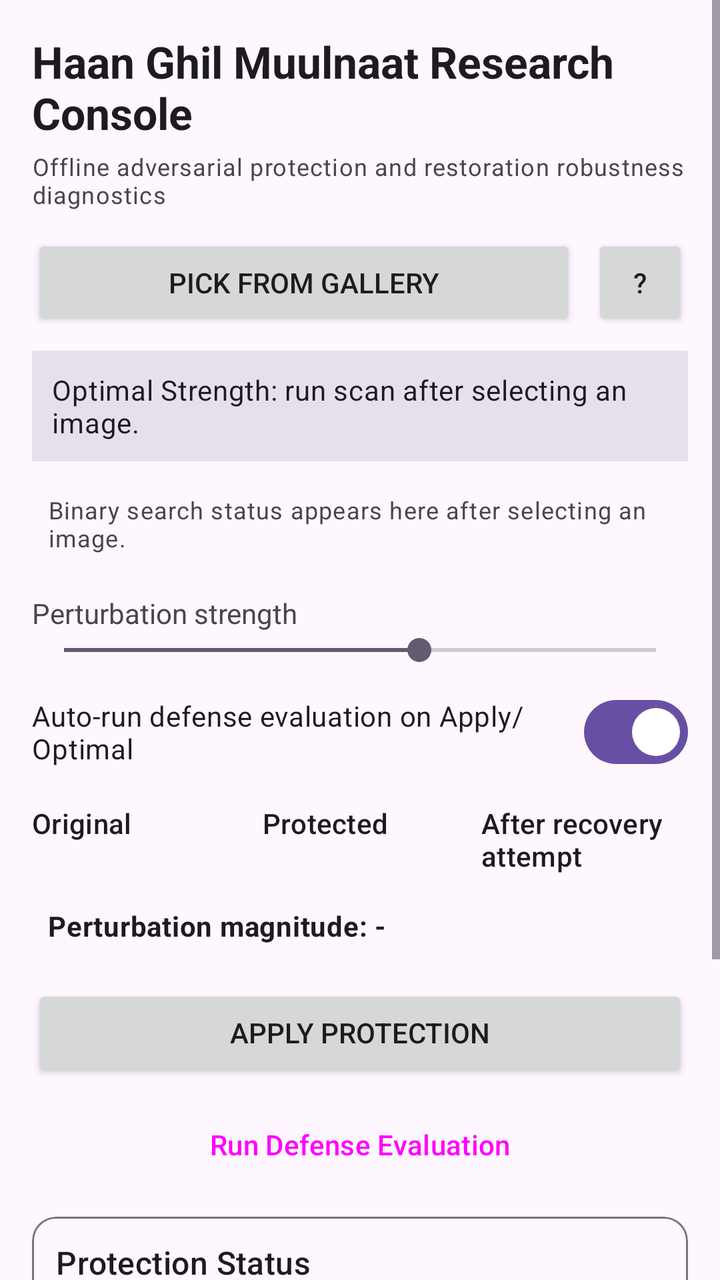
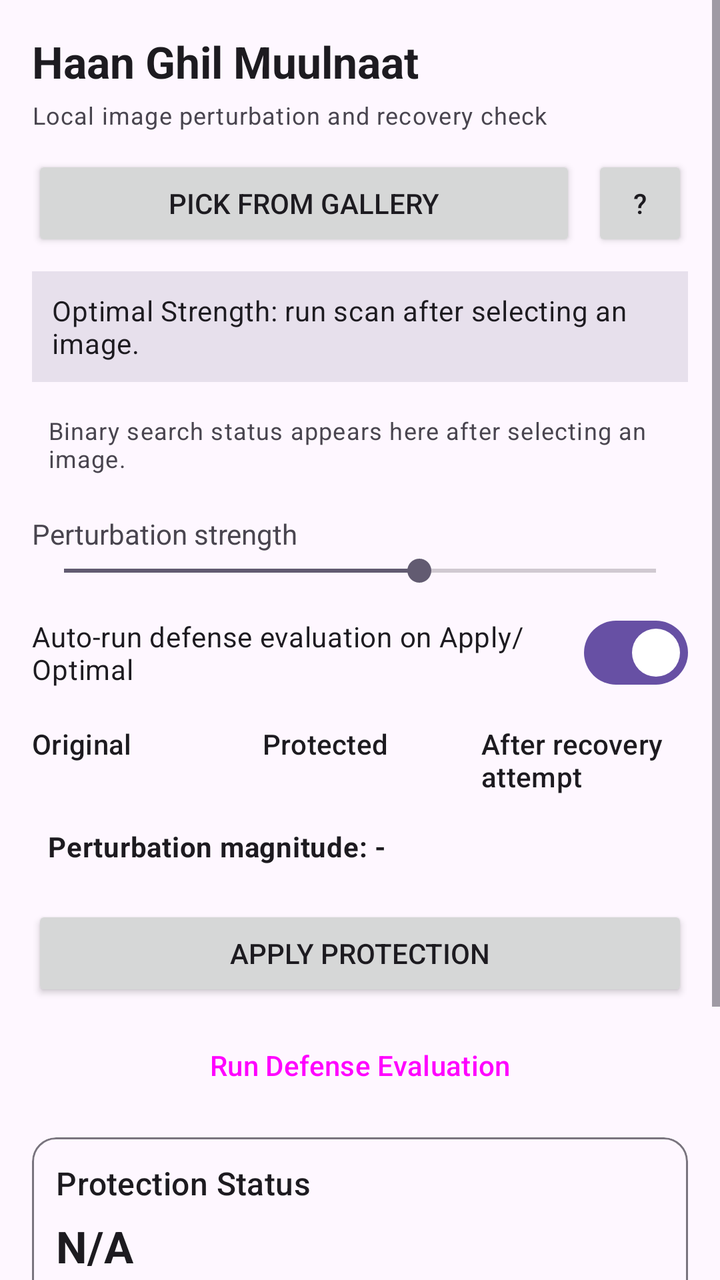

Two renders of the same Android screen: before a commit and after it. Below are the layout's source before the change and the commit's diff.
<!-- AndroidManifest.xml: application theme Theme.HaanGhilMuulnaat -->
<!-- res/layout/activity_main.xml -->
<?xml version="1.0" encoding="utf-8"?>
<ScrollView xmlns:android="http://schemas.android.com/apk/res/android"
    xmlns:app="http://schemas.android.com/apk/res-auto"
    android:layout_width="match_parent"
    android:layout_height="match_parent"
    android:fillViewport="true">

    <LinearLayout
        android:layout_width="match_parent"
        android:layout_height="wrap_content"
        android:orientation="vertical"
        android:padding="16dp">

        <TextView
            android:layout_width="wrap_content"
            android:layout_height="wrap_content"
            android:text="@string/header_title"
            android:textAppearance="@style/TextAppearance.Material3.TitleLarge"
            android:textStyle="bold" />

        <TextView
            android:layout_width="match_parent"
            android:layout_height="wrap_content"
            android:layout_marginTop="4dp"
            android:text="@string/header_subtitle"
            android:textAppearance="@style/TextAppearance.Material3.BodySmall" />

        <LinearLayout
            android:layout_width="match_parent"
            android:layout_height="wrap_content"
            android:layout_marginTop="12dp"
            android:gravity="center_vertical"
            android:orientation="horizontal">

            <Button
                android:id="@+id/pickButton"
                android:layout_width="0dp"
                android:layout_height="wrap_content"
                android:layout_weight="1"
                android:text="@string/pick_from_gallery" />

            <Button
                android:id="@+id/helpButton"
                android:layout_width="wrap_content"
                android:layout_height="wrap_content"
                android:layout_marginStart="8dp"
                android:minWidth="48dp"
                android:text="@string/help_button_label" />
        </LinearLayout>

        <TextView
            android:id="@+id/recommendedStrengthText"
            android:layout_width="match_parent"
            android:layout_height="wrap_content"
            android:layout_marginTop="10dp"
            android:padding="10dp"
            android:text="@string/recommended_strength_default"
            android:textAppearance="@style/TextAppearance.Material3.BodyMedium"
            android:background="?attr/colorSurfaceVariant" />

        <TextView
            android:id="@+id/searchProgressText"
            android:layout_width="match_parent"
            android:layout_height="wrap_content"
            android:layout_marginTop="8dp"
            android:padding="8dp"
            android:text="@string/search_progress_idle"
            android:textAppearance="@style/TextAppearance.Material3.BodySmall" />

        <Button
            android:id="@+id/resetOptimalButton"
            style="@style/Widget.Material3.Button.TonalButton"
            android:layout_width="match_parent"
            android:layout_height="wrap_content"
            android:layout_marginTop="8dp"
            android:enabled="false"
            android:text="@string/reset_to_optimal_strength"
            android:visibility="gone" />

        <TextView
            android:id="@+id/strengthLabel"
            android:layout_width="wrap_content"
            android:layout_height="wrap_content"
            android:layout_marginTop="12dp"
            android:text="@string/noise_strength" />

        <SeekBar
            android:id="@+id/strengthSeekBar"
            android:layout_width="match_parent"
            android:layout_height="wrap_content"
            android:max="100"
            android:progress="60" />

        <com.google.android.material.materialswitch.MaterialSwitch
            android:id="@+id/autoRecoverySwitch"
            android:layout_width="match_parent"
            android:layout_height="wrap_content"
            android:layout_marginTop="8dp"
            android:checked="true"
            android:text="@string/auto_recovery_toggle"
            android:textAppearance="@style/TextAppearance.Material3.BodyMedium" />

        <LinearLayout
            android:id="@+id/imageRow"
            android:layout_width="match_parent"
            android:layout_height="wrap_content"
            android:layout_marginTop="12dp"
            android:orientation="horizontal"
            android:weightSum="3">

            <LinearLayout
                android:layout_width="0dp"
                android:layout_height="wrap_content"
                android:layout_marginEnd="6dp"
                android:layout_weight="1"
                android:orientation="vertical">

                <TextView
                    android:layout_width="match_parent"
                    android:layout_height="wrap_content"
                    android:text="@string/original_panel_label"
                    android:textAppearance="@style/TextAppearance.Material3.LabelLarge" />

                <ImageView
                    android:id="@+id/originalImage"
                    android:layout_width="match_parent"
                    android:layout_height="wrap_content"
                    android:adjustViewBounds="true"
                    android:background="?attr/colorSurfaceVariant"
                    android:contentDescription="@string/original_image"
                    android:scaleType="fitCenter" />
            </LinearLayout>

            <LinearLayout
                android:layout_width="0dp"
                android:layout_height="wrap_content"
                android:layout_marginStart="6dp"
                android:layout_weight="1"
                android:orientation="vertical">

                <TextView
                    android:layout_width="match_parent"
                    android:layout_height="wrap_content"
                    android:text="@string/protected_panel_label"
                    android:textAppearance="@style/TextAppearance.Material3.LabelLarge" />

                <ImageView
                    android:id="@+id/noisyImage"
                    android:layout_width="match_parent"
                    android:layout_height="wrap_content"
                    android:adjustViewBounds="true"
                    android:background="?attr/colorSurfaceVariant"
                    android:contentDescription="@string/protected_image"
                    android:scaleType="fitCenter" />
            </LinearLayout>

            <LinearLayout
                android:layout_width="0dp"
                android:layout_height="wrap_content"
                android:layout_marginStart="6dp"
                android:layout_weight="1"
                android:orientation="vertical">

                <TextView
                    android:layout_width="match_parent"
                    android:layout_height="wrap_content"
                    android:text="@string/recovered_panel_label"
                    android:textAppearance="@style/TextAppearance.Material3.LabelLarge" />

                <ImageView
                    android:id="@+id/recoveredImage"
                    android:layout_width="match_parent"
                    android:layout_height="wrap_content"
                    android:adjustViewBounds="true"
                    android:background="?attr/colorSurfaceVariant"
                    android:contentDescription="@string/recovered_image"
                    android:scaleType="fitCenter" />
            </LinearLayout>
        </LinearLayout>

        <TextView
            android:id="@+id/perturbationSummaryText"
            android:layout_width="match_parent"
            android:layout_height="wrap_content"
            android:layout_marginTop="8dp"
            android:padding="8dp"
            android:text="@string/perturbation_summary_placeholder"
            android:textAppearance="@style/TextAppearance.Material3.BodyMedium"
            android:textStyle="bold" />

        <Button
            android:id="@+id/applyButton"
            android:layout_width="match_parent"
            android:layout_height="wrap_content"
            android:layout_marginTop="12dp"
            android:text="@string/apply_noise" />

        <Button
            android:id="@+id/attackButton"
            style="@style/Widget.Material3.Button.TonalButton"
            android:layout_width="match_parent"
            android:layout_height="wrap_content"
            android:layout_marginTop="8dp"
            android:text="@string/simulate_ai_attack" />

        <ProgressBar
            android:id="@+id/busyProgressBar"
            style="?android:attr/progressBarStyleLarge"
            android:layout_width="wrap_content"
            android:layout_height="wrap_content"
            android:layout_gravity="center"
            android:layout_marginTop="12dp"
            android:indeterminate="true"
            android:visibility="gone" />

        <com.google.android.material.card.MaterialCardView
            android:layout_width="match_parent"
            android:layout_height="wrap_content"
            android:layout_marginTop="12dp"
            app:cardElevation="0dp"
            app:strokeColor="?attr/colorOutline"
            app:strokeWidth="1dp">

            <LinearLayout
                android:layout_width="match_parent"
                android:layout_height="wrap_content"
                android:orientation="vertical"
                android:padding="12dp">

                <TextView
                    android:layout_width="match_parent"
                    android:layout_height="wrap_content"
                    android:text="@string/protection_status_title"
                    android:textAppearance="@style/TextAppearance.Material3.TitleMedium" />

                <TextView
                    android:id="@+id/protectionStatusValue"
                    android:layout_width="wrap_content"
                    android:layout_height="wrap_content"
                    android:layout_marginTop="6dp"
                    android:text="@string/status_na"
                    android:textAppearance="@style/TextAppearance.Material3.TitleLarge"
                    android:textStyle="bold" />

                <TextView
                    android:id="@+id/protectionStatusCaption"
                    android:layout_width="match_parent"
                    android:layout_height="wrap_content"
                    android:layout_marginTop="4dp"
                    android:text="@string/status_caption"
                    android:textAppearance="@style/TextAppearance.Material3.BodySmall" />
            </LinearLayout>
        </com.google.android.material.card.MaterialCardView>

        <Button
            android:id="@+id/technicalDetailsToggle"
            style="@style/Widget.Material3.Button.TonalButton"
            android:layout_width="match_parent"
            android:layout_height="wrap_content"
            android:layout_marginTop="10dp"
            android:text="@string/technical_details_hidden" />

        <LinearLayout
            android:id="@+id/technicalDetailsContainer"
            android:layout_width="match_parent"
            android:layout_height="wrap_content"
            android:orientation="vertical"
            android:visibility="gone">

            <com.google.android.material.card.MaterialCardView
                android:layout_width="match_parent"
                android:layout_height="wrap_content"
                android:layout_marginTop="10dp"
                app:cardElevation="0dp"
                app:strokeColor="?attr/colorOutline"
                app:strokeWidth="1dp">

                <LinearLayout
                    android:layout_width="match_parent"
                    android:layout_height="wrap_content"
                    android:orientation="vertical"
                    android:padding="12dp">

                    <TextView
                        android:layout_width="match_parent"
                        android:layout_height="wrap_content"
                        android:text="@string/model_probe_metrics_title"
                        android:textAppearance="@style/TextAppearance.Material3.TitleMedium" />

                    <TextView
                        android:id="@+id/modelFaceCountValue"
                        android:layout_width="match_parent"
                        android:layout_height="wrap_content"
                        android:layout_marginTop="6dp"
                        android:text="@string/metric_face_count_placeholder"
                        android:textAppearance="@style/TextAppearance.Material3.BodyMedium" />

                    <TextView
                        android:layout_width="match_parent"
                        android:layout_height="wrap_content"
                        android:text="@string/metric_face_count_help"
                        android:textAppearance="@style/TextAppearance.Material3.BodySmall" />

                    <TextView
                        android:id="@+id/modelLabelShiftValue"
                        android:layout_width="match_parent"
                        android:layout_height="wrap_content"
                        android:layout_marginTop="6dp"
                        android:text="@string/metric_label_shift_placeholder"
                        android:textAppearance="@style/TextAppearance.Material3.BodyMedium" />

                    <TextView
                        android:layout_width="match_parent"
                        android:layout_height="wrap_content"
                        android:text="@string/metric_label_shift_help"
                        android:textAppearance="@style/TextAppearance.Material3.BodySmall" />

                    <TextView
                        android:id="@+id/modelScoreValue"
                        android:layout_width="match_parent"
                        android:layout_height="wrap_content"
                        android:layout_marginTop="6dp"
                        android:text="@string/metric_score_placeholder"
                        android:textAppearance="@style/TextAppearance.Material3.BodyMedium" />

                    <TextView
                        android:layout_width="match_parent"
                        android:layout_height="wrap_content"
                        android:text="@string/metric_score_help"
                        android:textAppearance="@style/TextAppearance.Material3.BodySmall" />
                </LinearLayout>
            </com.google.android.material.card.MaterialCardView>

            <com.google.android.material.card.MaterialCardView
                android:layout_width="match_parent"
                android:layout_height="wrap_content"
                android:layout_marginTop="10dp"
                app:cardElevation="0dp"
                app:strokeColor="?attr/colorOutline"
                app:strokeWidth="1dp">

                <LinearLayout
                    android:layout_width="match_parent"
                    android:layout_height="wrap_content"
                    android:orientation="vertical"
                    android:padding="12dp">

                    <TextView
                        android:layout_width="match_parent"
                        android:layout_height="wrap_content"
                        android:text="@string/image_quality_metrics_title"
                        android:textAppearance="@style/TextAppearance.Material3.TitleMedium" />

                    <TextView
                        android:id="@+id/qualityPsnrValue"
                        android:layout_width="match_parent"
                        android:layout_height="wrap_content"
                        android:layout_marginTop="6dp"
                        android:text="@string/metric_psnr_placeholder"
                        android:textAppearance="@style/TextAppearance.Material3.BodyMedium" />

                    <TextView
                        android:layout_width="match_parent"
                        android:layout_height="wrap_content"
                        android:text="@string/metric_psnr_help"
                        android:textAppearance="@style/TextAppearance.Material3.BodySmall" />

                    <TextView
                        android:id="@+id/qualityDeltaValue"
                        android:layout_width="match_parent"
                        android:layout_height="wrap_content"
                        android:layout_marginTop="6dp"
                        android:text="@string/metric_delta_placeholder"
                        android:textAppearance="@style/TextAppearance.Material3.BodyMedium" />

                    <TextView
                        android:layout_width="match_parent"
                        android:layout_height="wrap_content"
                        android:text="@string/metric_delta_help"
                        android:textAppearance="@style/TextAppearance.Material3.BodySmall" />

                    <TextView
                        android:id="@+id/qualityEdgeDeltaValue"
                        android:layout_width="match_parent"
                        android:layout_height="wrap_content"
                        android:layout_marginTop="6dp"
                        android:text="@string/metric_edge_delta_placeholder"
                        android:textAppearance="@style/TextAppearance.Material3.BodyMedium" />

                    <TextView
                        android:layout_width="match_parent"
                        android:layout_height="wrap_content"
                        android:text="@string/metric_edge_delta_help"
                        android:textAppearance="@style/TextAppearance.Material3.BodySmall" />
                </LinearLayout>
            </com.google.android.material.card.MaterialCardView>

            <TextView
                android:id="@+id/resultText"
                android:layout_width="match_parent"
                android:layout_height="wrap_content"
                android:layout_marginTop="8dp"
                android:padding="8dp"
                android:text="@string/result_placeholder"
                android:textAppearance="@style/TextAppearance.Material3.BodySmall" />
        </LinearLayout>

        <Button
            android:id="@+id/saveButton"
            android:layout_width="match_parent"
            android:layout_height="wrap_content"
            android:layout_marginTop="8dp"
            android:text="@string/save_protected_image" />

    </LinearLayout>

</ScrollView>
<!-- resources referenced by this layout -->
<resources>
  <string name="apply_noise">Apply Protection</string>
  <string name="auto_recovery_toggle">Auto-run defense evaluation on Apply/Optimal</string>
  <string name="header_subtitle">Offline adversarial protection and restoration robustness diagnostics</string>
  <string name="header_title">Haan Ghil Muulnaat Research Console</string>
  <string name="help_button_label">?</string>
  <string name="image_quality_metrics_title">Image Quality Metrics</string>
  <string name="metric_delta_help">Delta is mean absolute per-channel pixel difference from original.</string>
  <string name="metric_delta_placeholder">Delta: -</string>
  <string name="metric_edge_delta_help">Edge delta measures structure change in local edge energy.</string>
  <string name="metric_edge_delta_placeholder">Edge delta: -</string>
  <string name="metric_face_count_help">Face count compares original vs tested image to show detector suppression.</string>
  <string name="metric_face_count_placeholder">Face count: -</string>
  <string name="metric_label_shift_help">Label shift is semantic drift in image labeling (higher means stronger perturbation effect).</string>
  <string name="metric_label_shift_placeholder">Label shift: -</string>
  <string name="metric_psnr_help" formatted="false">PSNR tracks visual fidelity (8 dB=0%, 50 dB=100%).</string>
  <string name="metric_psnr_placeholder">PSNR: -</string>
  <string name="metric_score_help">Score blends face suppression and label shift to evaluate anti-detection robustness.</string>
  <string name="metric_score_placeholder">Score: -</string>
  <string name="model_probe_metrics_title">Model Evaluation Metrics</string>
  <string name="noise_strength">Perturbation strength</string>
  <string name="original_image">Original image</string>
  <string name="original_panel_label">Original</string>
  <string name="perturbation_summary_placeholder">Perturbation magnitude: -</string>
  <string name="pick_from_gallery">Pick from Gallery</string>
  <string name="protected_image">Protected image</string>
  <string name="protected_panel_label">Protected</string>
  <string name="protection_status_title">Protection Status</string>
  <string name="recommended_strength_default">Optimal Strength: run scan after selecting an image.</string>
  <string name="recovered_image">Recovered image</string>
  <string name="recovered_panel_label">After recovery attempt</string>
  <string name="reset_to_optimal_strength">Use Optimal Strength</string>
  <string name="result_placeholder">Select an image and run processing.</string>
  <string name="save_protected_image">Save Protected Image</string>
  <string name="search_progress_idle">Binary search status appears here after selecting an image.</string>
  <string name="simulate_ai_attack">Run Defense Evaluation</string>
  <string name="status_caption">PASS: baseline resistant, HELD: resistant after restoration attack, BROKEN: vulnerable</string>
  <string name="status_na">N/A</string>
  <string name="technical_details_hidden">Technical Details: Hidden</string>
  <style name="Theme.HaanGhilMuulnaat" parent="Theme.Material3.DayNight.NoActionBar">
          <item name="android:statusBarColor">?attr/colorSurface</item>
          <item name="android:navigationBarColor">?attr/colorSurface</item>
          <item name="android:windowLightStatusBar" tools:targetApi="m">true</item>
      </style>
</resources>

<!-- the commit's change to res/layout/activity_main.xml (unified diff, before → after) -->
@@ -284,7 +284,7 @@
                     <TextView
                         android:layout_width="match_parent"
                         android:layout_height="wrap_content"
-                        android:text="@string/model_probe_metrics_title"
+                        android:text="@string/model_metrics_title"
                         android:textAppearance="@style/TextAppearance.Material3.TitleMedium" />
 
                     <TextView
<!-- resource entries referenced after the edit -->
@@ -2,8 +2,8 @@
 <resources>
   <string name="apply_noise">Apply Protection</string>
   <string name="auto_recovery_toggle">Auto-run defense evaluation on Apply/Optimal</string>
-  <string name="header_subtitle">Offline adversarial protection and restoration robustness diagnostics</string>
-  <string name="header_title">Haan Ghil Muulnaat Research Console</string>
+  <string name="header_subtitle">Local image perturbation and recovery check</string>
+  <string name="header_title">Haan Ghil Muulnaat</string>
   <string name="help_button_label">?</string>
   <string name="image_quality_metrics_title">Image Quality Metrics</string>
   <string name="metric_delta_help">Delta is mean absolute per-channel pixel difference from original.</string>
@@ -18,7 +18,7 @@
   <string name="metric_psnr_placeholder">PSNR: -</string>
   <string name="metric_score_help">Score blends face suppression and label shift to evaluate anti-detection robustness.</string>
   <string name="metric_score_placeholder">Score: -</string>
-  <string name="model_probe_metrics_title">Model Evaluation Metrics</string>
+  <string name="model_metrics_title">Model Evaluation Metrics</string>
   <string name="noise_strength">Perturbation strength</string>
   <string name="original_image">Original image</string>
   <string name="original_panel_label">Original</string>
